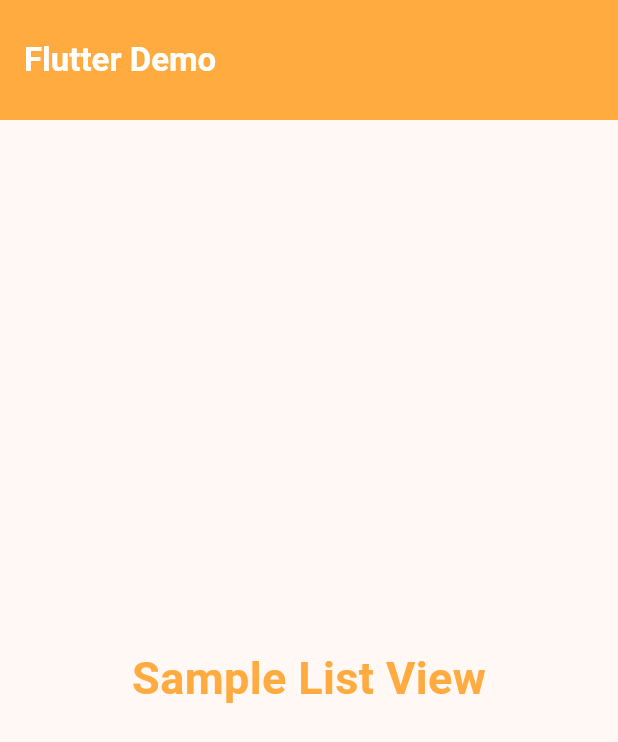
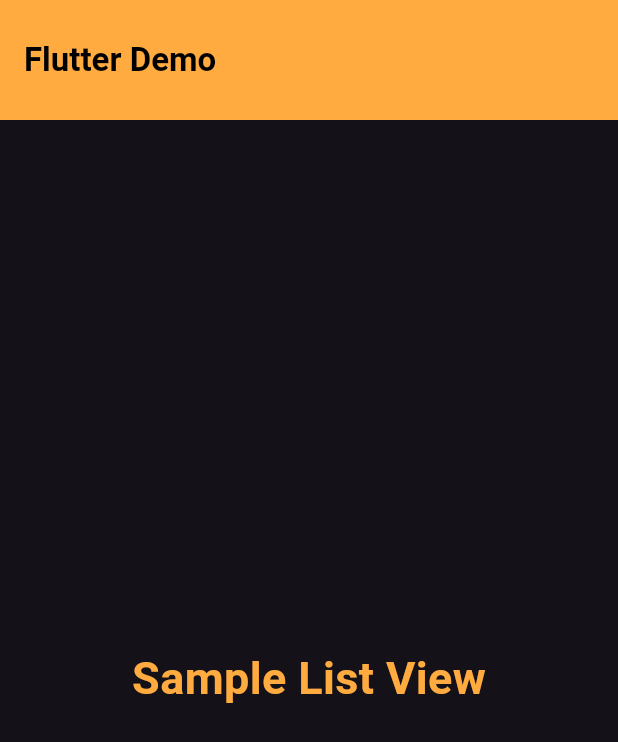
Before and after one commit to ushanwk/Flutter-Self-Learning-Room, a Flutter app: the screen it shows after launch, on a phone screen of 412 x 824 dp. Shown: the top 742 px of the screen. Run offline on Flutter 3.47's test engine with Material 3 defaults, Android fonts, the light colour scheme and no system bars; our stand-ins replace device_preview.

Commit message:
List view developing

```diff
--- a/flutter_application_7/lib/main.dart
+++ b/flutter_application_7/lib/main.dart
@@ -12,7 +12,7 @@
     return MaterialApp(
       title: 'Flutter Demo',
       theme: ThemeData(
-        colorScheme: ColorScheme.fromSeed(seedColor: Colors.orangeAccent),
+        brightness: Brightness.dark
       ),
       home: homePage(),
     );
@@ -29,7 +29,7 @@
       appBar: AppBar(
         title: Text(
           'Flutter Demo',
-          style: TextStyle(color: Colors.white, fontWeight: FontWeight.bold),
+          style: TextStyle(color: Colors.black, fontWeight: FontWeight.bold),
         ),
         toolbarHeight: 80,
         backgroundColor: Colors.orangeAccent,
```
